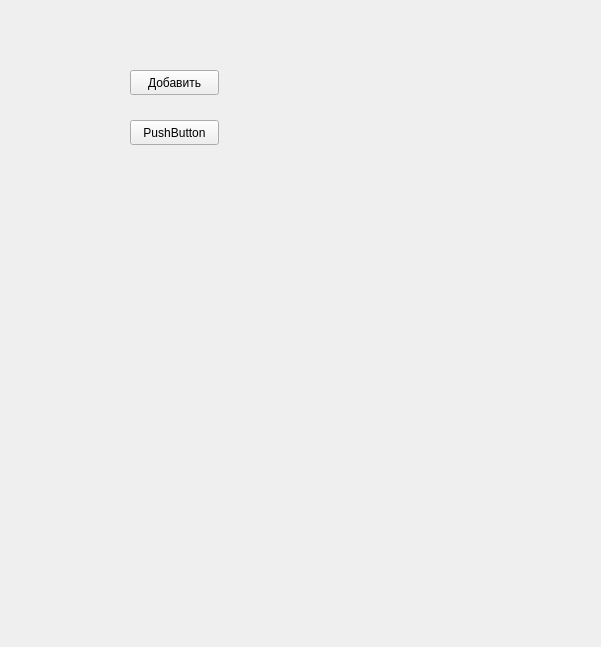
Before: the Qt Designer form src/view/mainwindow.ui in Ic1k/qt_test_exercise, drawn with Qt 5.
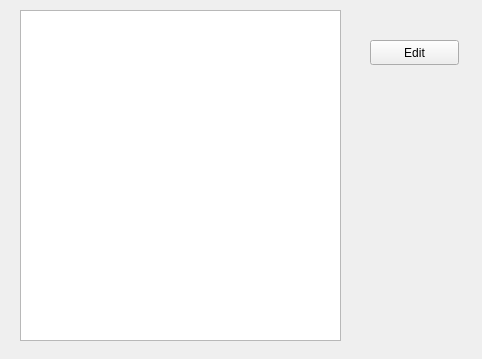
After: the same form once the commit is applied.

```diff
--- a/src/view/mainwindow.ui
+++ b/src/view/mainwindow.ui
@@ -6,8 +6,8 @@
    <rect>
     <x>0</x>
     <y>0</y>
-    <width>601</width>
-    <height>647</height>
+    <width>482</width>
+    <height>359</height>
    </rect>
   </property>
   <property name="windowTitle">
@@ -17,28 +17,25 @@
    <widget class="QPushButton" name="btn_add">
     <property name="geometry">
      <rect>
-      <x>130</x>
-      <y>70</y>
+      <x>370</x>
+      <y>40</y>
       <width>89</width>
       <height>25</height>
      </rect>
     </property>
     <property name="text">
-     <string>Добавить</string>
+     <string>Edit</string>
     </property>
    </widget>
-   <widget class="QPushButton" name="pushButton_2">
+   <widget class="QTableView" name="tableView">
     <property name="geometry">
      <rect>
-      <x>130</x>
-      <y>120</y>
-      <width>89</width>
-      <height>25</height>
+      <x>20</x>
+      <y>10</y>
+      <width>321</width>
+      <height>331</height>
      </rect>
     </property>
-    <property name="text">
-     <string>PushButton</string>
-    </property>
    </widget>
   </widget>
  </widget>
```
Left out of the diff: 4 changed lines with no effect on the pictures.
